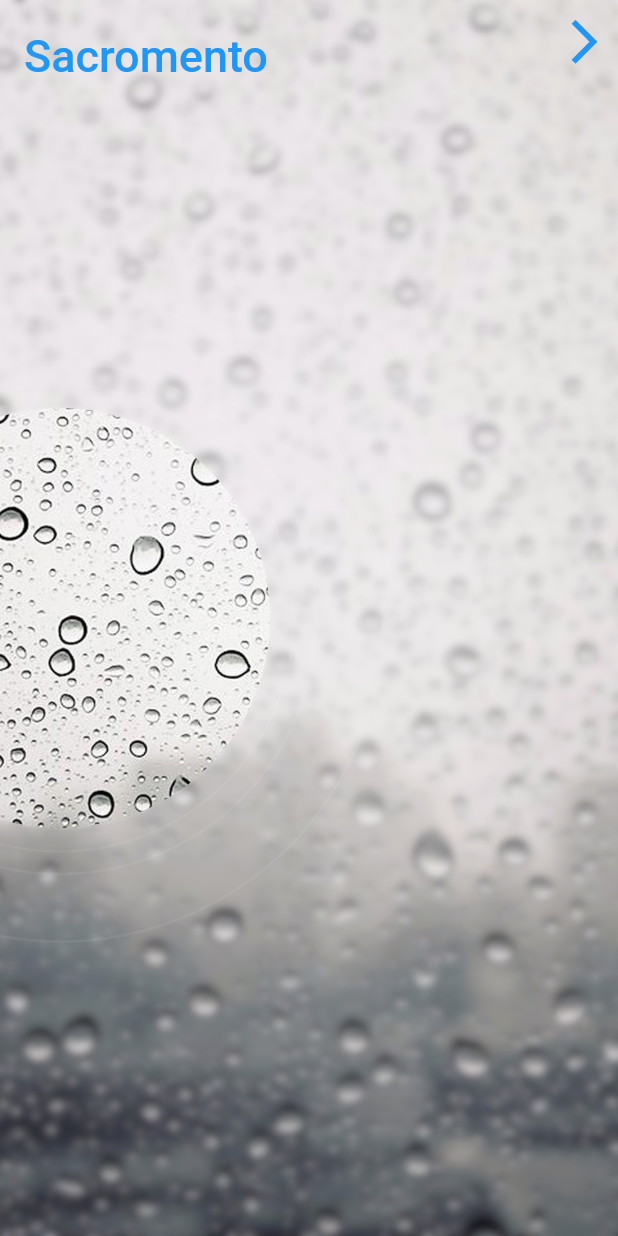
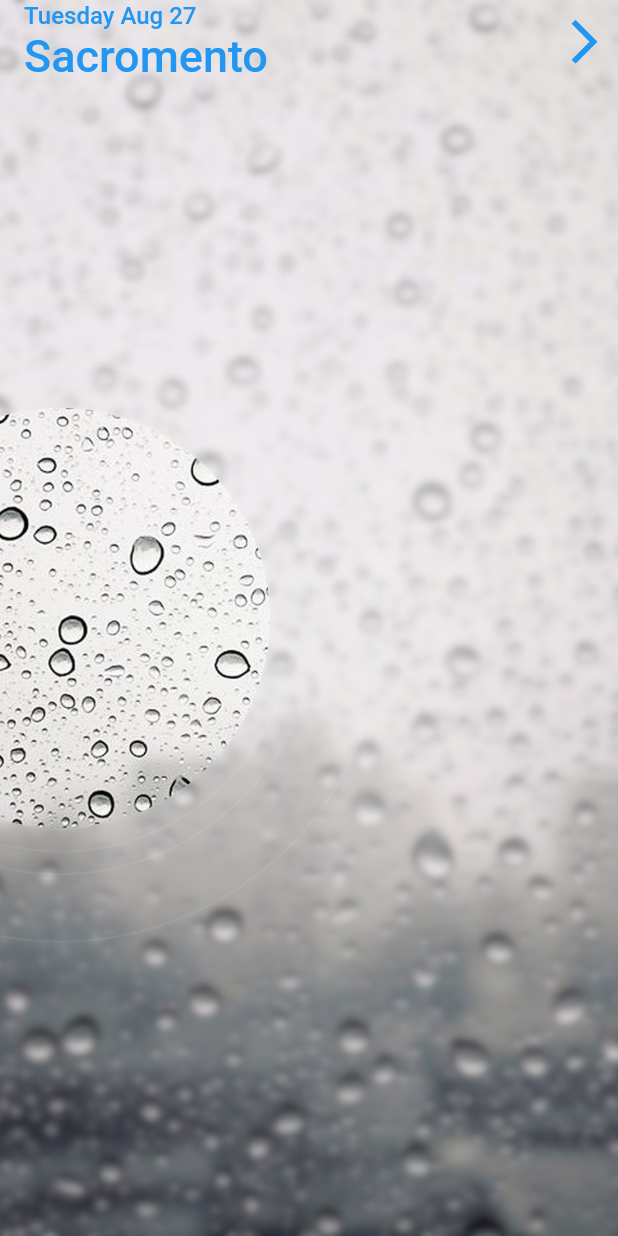
Before and after one commit to atul161/weather_forecast_app, a Flutter app: the screen it shows after launch, on a phone screen of 412 x 824 dp. Run offline on Flutter 3.47's test engine with Material 2 defaults, Android fonts, the phone set to English and light mode, and no system bars.

Commit message:
spinner text complete

```diff
--- a/lib/forecast/background/app_bar.dart
+++ b/lib/forecast/background/app_bar.dart
@@ -4,9 +4,11 @@ import 'package:weather_forecast_app/generic_widget/spinner_text.dart';
 class ForecastAppBar extends StatelessWidget {
 
   final Function onDrawerArrowTap;
+  final String selectedDay;
 
   ForecastAppBar({
     this.onDrawerArrowTap,
+    this.selectedDay,
   });
 
   @override
@@ -19,7 +21,7 @@ class ForecastAppBar extends StatelessWidget {
         crossAxisAlignment: CrossAxisAlignment.start,
         children: <Widget>[
           new SpinnerText(
-
+            text: selectedDay,
           ),
           new Text(
             'Sacromento',
--- a/lib/generic_widget/spinner_text.dart
+++ b/lib/generic_widget/spinner_text.dart
@@ -60,12 +60,15 @@ class _SpinnerTextState extends State<SpinnerText> with SingleTickerProviderStat
     if(widget.text != oldWidget.text){
       //need to spin new value
       topText = widget.text;
+      _spinTextAnimationController.forward();
     }
   }
 
   @override
   Widget build(BuildContext context) {
-    return new Stack(
+    return new ClipRect(
+      clipper: new RectClipper(), //cliprect takes a custom clipper
+      child: new Stack(
         children: <Widget>[
           new FractionalTranslation(
             translation: new Offset(0.0, _spinAnimation.value - 1.0),
@@ -92,6 +95,20 @@ class _SpinnerTextState extends State<SpinnerText> with SingleTickerProviderStat
             ),
           ),
         ],
+      ),
     );
   }
 }
+
+class RectClipper extends CustomClipper<Rect> {
+  @override
+  Rect getClip(Size size) {
+    return new Rect.fromLTWH(0.0, 0.0, size.width, size.height);
+  }
+
+  @override
+  bool shouldReclip(CustomClipper<Rect> oldClipper) {
+    return true;
+  }
+
+}
--- a/lib/main.dart
+++ b/lib/main.dart
@@ -28,6 +28,7 @@ class MyHomePage extends StatefulWidget{
 class _MyHomePageState extends State<MyHomePage> with SingleTickerProviderStateMixin{
 
   OpenableController openableController;
+  String selectedDay = 'Tuesday Aug 27';
 
   @override
   void initState() {
@@ -55,12 +56,16 @@ class _MyHomePageState extends State<MyHomePage> with SingleTickerProviderStateM
             right: 0.0,
             child: new ForecastAppBar(
               onDrawerArrowTap: openableController.open,
+              selectedDay: selectedDay,
             ),
           ),
           new SlidingDrawer(
             openableController: openableController,
             drawer: new WeekDrawer(
               onDaySelected: (String title){
+                setState(() {
+                  selectedDay = title.replaceAll('\n',', ');
+                });
                 openableController.close();
               },
             ),
```
Lines whose indentation alone changed are shown as unchanged.
